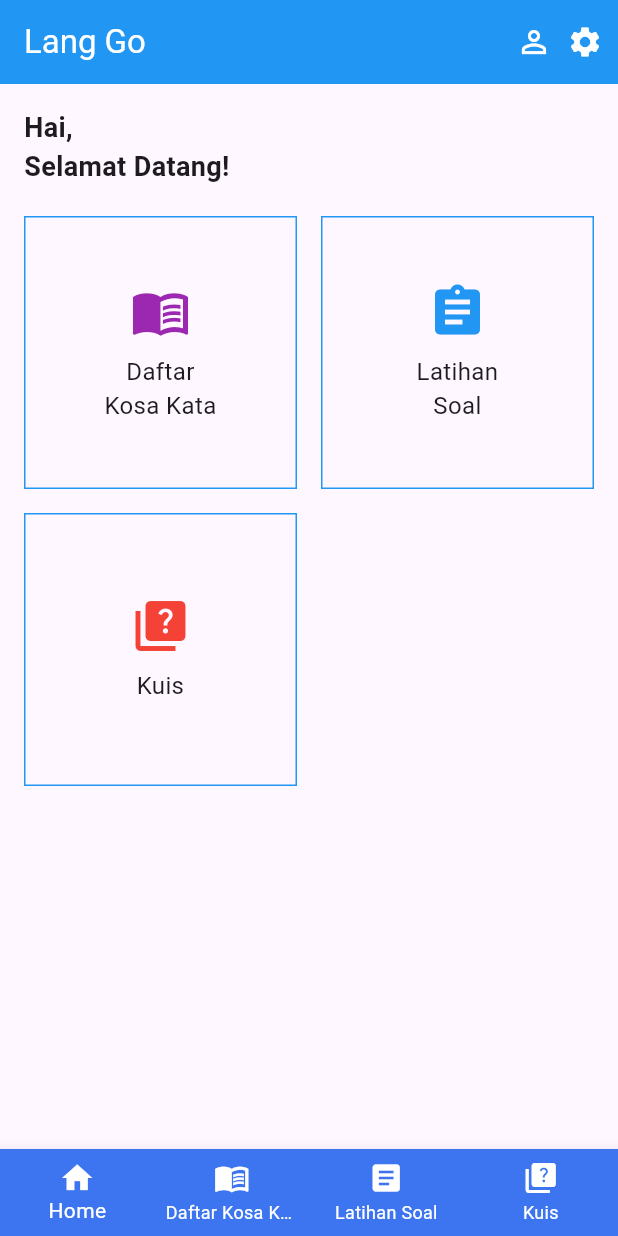
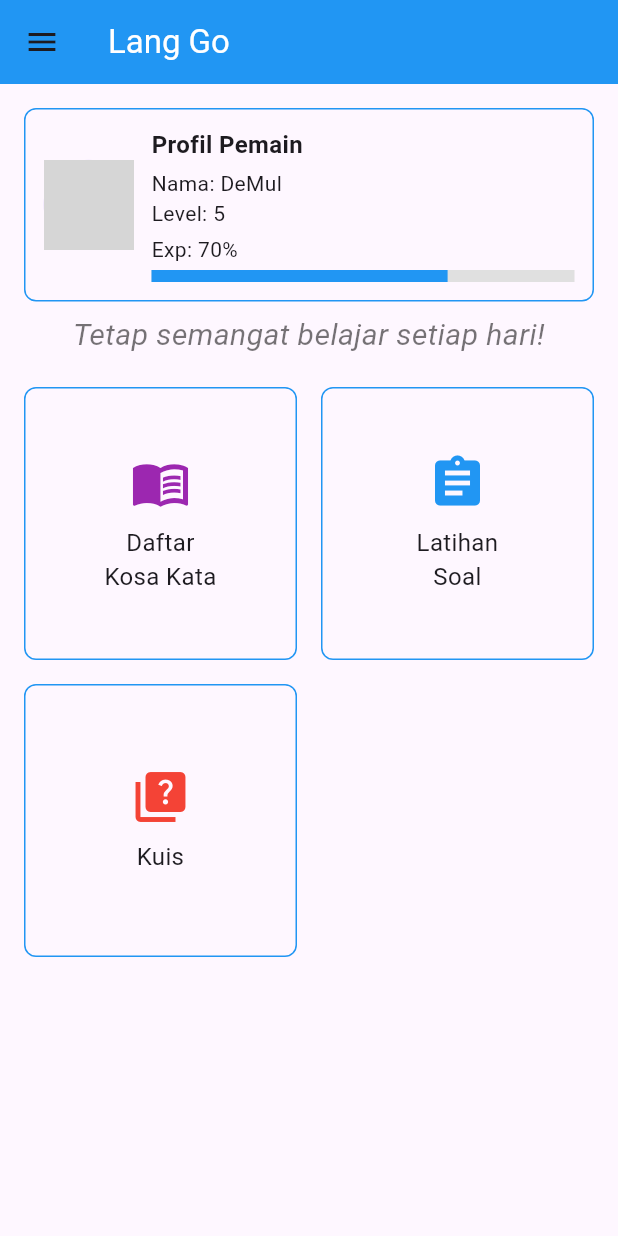
Before and after one commit to newgede/sidebar_navigation, a Flutter app: the HalamanUtama screen opened directly, on a phone screen of 412 x 824 dp. Run offline on Flutter 3.47's test engine with Material 3 defaults, Android fonts, the phone set to English and light mode, and no system bars; network calls fail; grey boxes are pictures that could not be loaded.

Commit message:
memperbaiki halaman utama

```diff
--- a/lib/custom_button_navbar.dart
+++ b/lib/custom_button_navbar.dart
@@ -36,7 +36,7 @@ class CustomBottomNavBar extends StatelessWidget {
   Widget build(BuildContext context) {
     return BottomNavigationBar(
       type: BottomNavigationBarType.fixed,
-      backgroundColor: const Color.fromARGB(255, 60, 117, 239),
+      backgroundColor: Colors.blue,
       selectedItemColor: Colors.white,
       unselectedItemColor: Colors.white,
       currentIndex: currentIndex,
--- a/lib/halaman_utama.dart
+++ b/lib/halaman_utama.dart
@@ -1,6 +1,6 @@
 import 'package:flutter/material.dart';
-import 'package:flutter_bahasa_inggris_1/custom_button_navbar.dart';
 import 'package:flutter_bahasa_inggris_1/halaman_kategori.dart';
+import 'package:flutter_bahasa_inggris_1/halaman_login.dart';
 import 'halaman_latihan_soal.dart';
 import 'halaman_kuis.dart';
 
@@ -11,30 +11,80 @@ class HalamanUtama extends StatelessWidget {
   Widget build(BuildContext context) {
     return Scaffold(
       appBar: AppBar(
-        title: const Text("Lang Go", style: TextStyle(color:Colors.white)),
+        title: const Text("Lang Go", style: TextStyle(color: Colors.white)),
         backgroundColor: Colors.blue,
-        actions: const [
-          Icon(Icons.person_outline, color: Colors.white),
-          SizedBox(width: 10),
-          Icon(Icons.settings, color: Colors.white),
-          SizedBox(width: 10),
+      ),
+
+      drawer: Drawer(
+        child: ListView(
+          padding: EdgeInsets.zero,
+          children: [
+            const DrawerHeader(
+              decoration: BoxDecoration(
+                color: Colors.blue,
+              ),
+              child: Text(
+                'Profil',
+                style: TextStyle(color: Colors.white, fontSize: 24),
+              ),
+            ),
+            ListTile(
+              leading: const Icon(Icons.show_chart),
+              title: const Text('Statistik'),
+              onTap: () {
+                Navigator.pop(context);
+              },
+            ),
+            ListTile(
+              leading: const Icon(Icons.settings),
+              title: const Text('Pengaturan'),
+              onTap: () {
+                Navigator.pop(context);
+              },
+            ),
+            ListTile(
+              leading: const Icon(Icons.logout),
+              title: const Text('Keluar'),
+              onTap: () {
+                Navigator.pushReplacement(
+                  context,
+                  MaterialPageRoute(builder: (_) => const HalamanLogin()),
+                );
+              },
+            ),
           ],
         ),
-      body: Padding(
+      ),
+
+      body: SingleChildScrollView(
         padding: const EdgeInsets.all(16.0),
         child: Column(
           crossAxisAlignment: CrossAxisAlignment.start,
           children: [
-            const Text(
-              "Hai,\nSelamat Datang!",
-              style: TextStyle(fontSize: 18, fontWeight: FontWeight.w600),
+            const ProfilPemain(
+              nama: "DeMul",
+              level: 5,
+              exp: 70,
+            ),
+            const SizedBox(height: 8),
+            const Center(
+              child: Text(
+                "Tetap semangat belajar setiap hari!",
+                textAlign: TextAlign.center,
+                style: TextStyle(
+                  fontStyle: FontStyle.italic,
+                  color: Colors.black54,
+                  fontSize: 20,
+                ),
+              ),
             ),
             const SizedBox(height: 20),
-            Expanded(
-              child: GridView.count(
+            GridView.count(
               crossAxisCount: 2,
               mainAxisSpacing: 16,
               crossAxisSpacing: 16,
+              shrinkWrap: true,
+              physics: const NeverScrollableScrollPhysics(),
               children: [
                 GestureDetector(
                   onTap: () {
@@ -53,7 +103,12 @@ class HalamanUtama extends StatelessWidget {
                 ),
                 GestureDetector(
                   onTap: () {
-                      Navigator.push(context, MaterialPageRoute(builder: (_) => const HalamanLatihanSoal()));
+                    Navigator.push(
+                      context,
+                      MaterialPageRoute(
+                        builder: (_) => const HalamanLatihanSoal(),
+                      ),
+                    );
                   },
                   child: const MenuBox(
                     icon: Icons.assignment,
@@ -63,7 +118,12 @@ class HalamanUtama extends StatelessWidget {
                 ),
                 GestureDetector(
                   onTap: () {
-                      Navigator.push(context, MaterialPageRoute(builder: (_) => HalamanKuis()));
+                    Navigator.push(
+                      context,
+                      MaterialPageRoute(
+                        builder: (_) => HalamanKuis(),
+                      ),
+                    );
                   },
                   child: const MenuBox(
                     icon: Icons.quiz,
@@ -73,11 +133,67 @@ class HalamanUtama extends StatelessWidget {
                 ),
               ],
             ),
+          ],
+        ),
+      ),
+    );
+  }
+}
+
+class ProfilPemain extends StatelessWidget {
+  final String nama;
+  final int level;
+  final int exp;
+
+  const ProfilPemain({
+    super.key,
+    required this.nama,
+    required this.level,
+    required this.exp,
+  });
+
+  @override
+  Widget build(BuildContext context) {
+    return Container(
+      padding: const EdgeInsets.all(12),
+      decoration: BoxDecoration(
+        border: Border.all(color: Colors.blue),
+        borderRadius: BorderRadius.circular(8),
+      ),
+      child: Row(
+        children: [
+          const CircleAvatar(
+            radius: 30,
+            backgroundImage: NetworkImage(
+              "https://cdn-icons-png.flaticon.com/512/149/149071.png",
+            ),
+          ),
+          const SizedBox(width: 12),
+          Expanded(
+            child: Column(
+              crossAxisAlignment: CrossAxisAlignment.start,
+              children: [
+                const Text(
+                  "Profil Pemain",
+                  style: TextStyle(fontSize: 16, fontWeight: FontWeight.bold),
+                ),
+                const SizedBox(height: 4),
+                Text("Nama: $nama"),
+                Text("Level: $level"),
+                const SizedBox(height: 4),
+                Text("Exp: $exp%"),
+                const SizedBox(height: 4),
+                LinearProgressIndicator(
+                  value: exp / 100,
+                  minHeight: 8,
+                  backgroundColor: Colors.grey[300],
+                  valueColor: const AlwaysStoppedAnimation<Color>(Colors.blue),
                 ),
               ],
             ),
           ),
-      bottomNavigationBar: const CustomBottomNavBar(currentIndex: 0),
+        ],
+      ),
     );
   }
 }
@@ -99,7 +215,9 @@ class MenuBox extends StatelessWidget {
     return Container(
       decoration: BoxDecoration(
         border: Border.all(color: Colors.blue),
+        borderRadius: BorderRadius.circular(8),
       ),
+      padding: const EdgeInsets.all(16),
       child: Center(
         child: Column(
           mainAxisSize: MainAxisSize.min,
```
Lines whose indentation alone changed are shown as unchanged.
